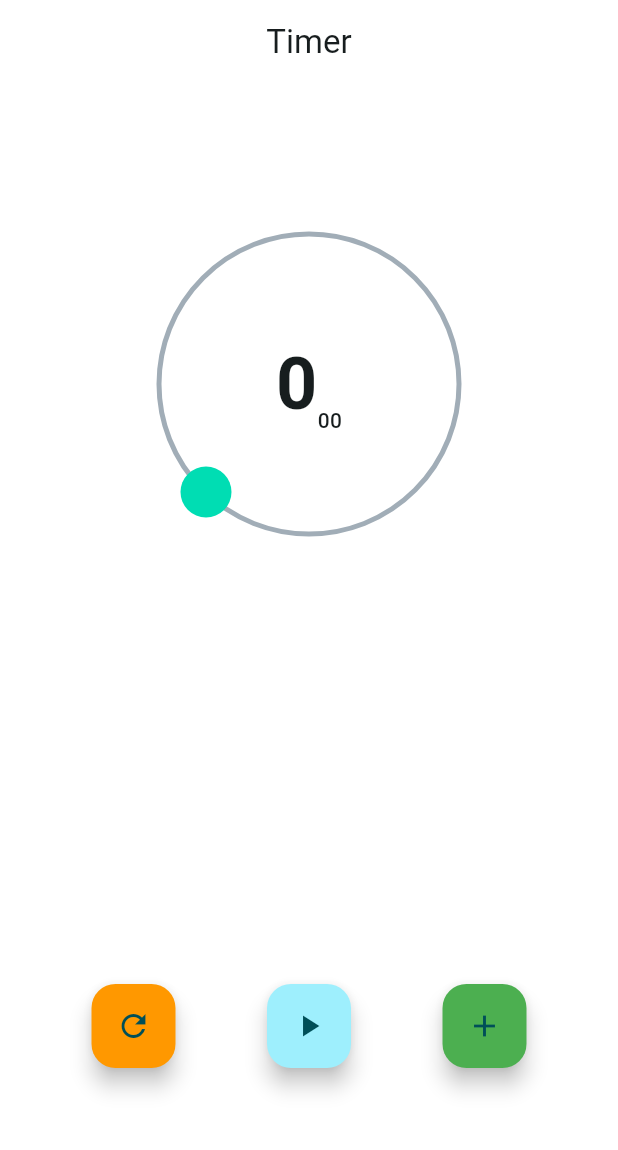
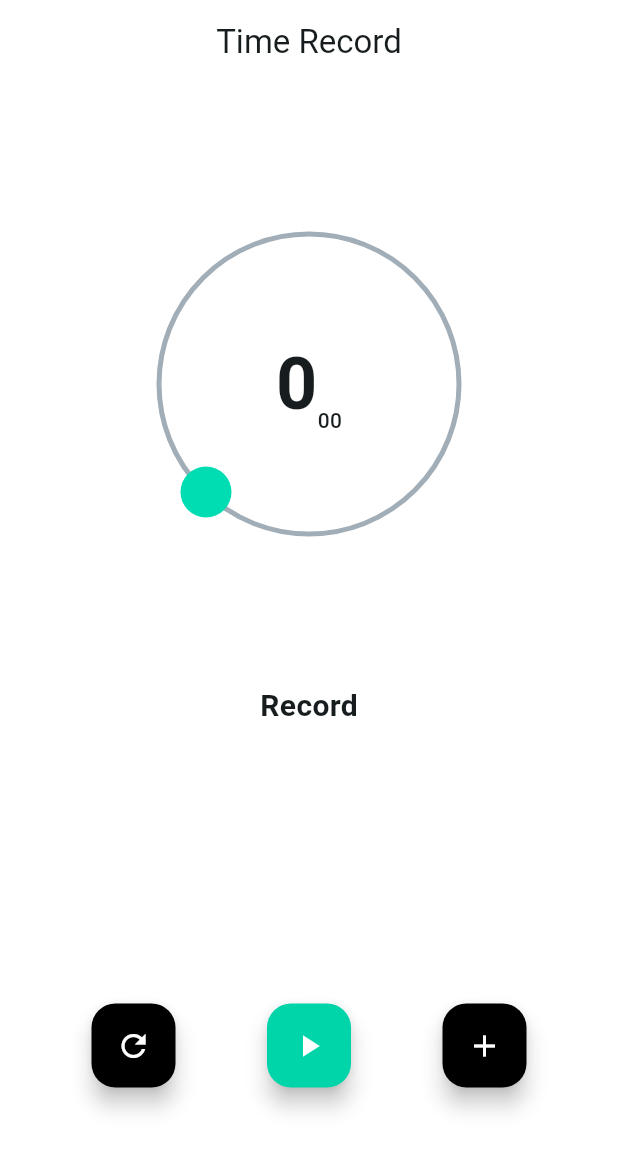
Before and after one commit to jungeun272/stopwatch, a Flutter app: the screen it shows after launch, on a phone screen of 412 x 824 dp. Shown: the top 1150 px of the screen. Run offline on Flutter 3.47's test engine with Material 3 defaults, Android fonts, the phone set to English and light mode, and no system bars; our stand-ins replace lottie.

Commit message:
feat: Arrange Code

```diff
--- a/lib/stop_watch_screen.dart
+++ b/lib/stop_watch_screen.dart
@@ -47,7 +47,7 @@ class _StopWatchScreenState extends State<StopWatchScreen> {
   }
 
   void _recordLapTime(String time) {
-    _lapTimes.insert(0, '${_lapTimes.length + 1}등 $time');
+    _lapTimes.insert(0, '${_lapTimes.length + 1}회 $time');
   }
 
   void dispose() {
@@ -62,10 +62,10 @@ class _StopWatchScreenState extends State<StopWatchScreen> {
         '${_time % 100}'.padLeft(2, '0'); //두자리로 표시할거고 두자이 아닌경우에는 0을 넣겠다.
     //이거 왜 했는데도 숫자가 움직일까요?
     return Scaffold(
-      backgroundColor: Color(0xffffffff),
+      backgroundColor: const Color(0xffffffff),
       appBar: AppBar(
-        title: Center(child: const Text('Timer')),
-        backgroundColor: Color(0xFFFFFFFF),
+        title: const Center(child: Text('Time Record')),
+        backgroundColor: const Color(0xFFFFFFFF),
       ),
       body: Column(
         children: [
@@ -93,34 +93,50 @@ class _StopWatchScreenState extends State<StopWatchScreen> {
                     ),
                     Text(
                       '$hundredth',
-                      style: TextStyle(fontWeight: FontWeight.w500),
+                      style: const TextStyle(fontWeight: FontWeight.w500),
                     ),
                   ],
                 ),
               ],
             ),
           ),
+          Container(
+            child: const Text(
+              'Record',
+              style: TextStyle(fontSize: 20, fontWeight: FontWeight.bold),
+            ),
+          ),
+          const SizedBox(
+            height: 16,
+          ),
           SizedBox(
             width: 100,
-            height: 120,
+            height: 128,
             child: ListView(
-              children: _lapTimes.map((e) => Center(child: Text(e))).toList(),
+              children: _lapTimes
+                  .map((e) => Center(
+                          child: Text(
+                        e,
+                        style: const TextStyle(
+                            fontWeight: FontWeight.bold, fontSize: 14),
+                      )))
+                  .toList(),
             ),
           ),
-          SizedBox(
-            height: 80,
+          const SizedBox(
+            height: 40,
           ),
           Row(
             mainAxisAlignment: MainAxisAlignment.spaceEvenly,
             children: [
               FloatingActionButton(
-                backgroundColor: Colors.orange,
+                backgroundColor: Colors.black,
                 onPressed: () {
                   setState(() {
                     _reset();
                   });
                 },
-                child: const Icon(Icons.refresh),
+                child: const Icon(Icons.refresh, color: Colors.white,),
               ),
               FloatingActionButton(
                 onPressed: () {
@@ -128,18 +144,19 @@ class _StopWatchScreenState extends State<StopWatchScreen> {
                     _clickButton();
                   });
                 },
+                backgroundColor: const Color(0xFF00D4A9),
                 child: _isRunning
-                    ? const Icon(Icons.pause)
-                    : const Icon(Icons.play_arrow),
+                    ? const Icon(Icons.pause, color: Colors.white,)
+                    : const Icon(Icons.play_arrow, color: Colors.white,),
               ),
               FloatingActionButton(
-                backgroundColor: Colors.green,
+                backgroundColor: Colors.black,
                 onPressed: () {
                   setState(() {
                     _recordLapTime('$sec.$hundredth');
                   });
                 },
-                child: const Icon(Icons.add),
+                child: const Icon(Icons.add, color: Colors.white,),
               ),
             ],
           ),
```
Also changed, not shown: assets/animation.json (deleted, +0 -1 lines).
